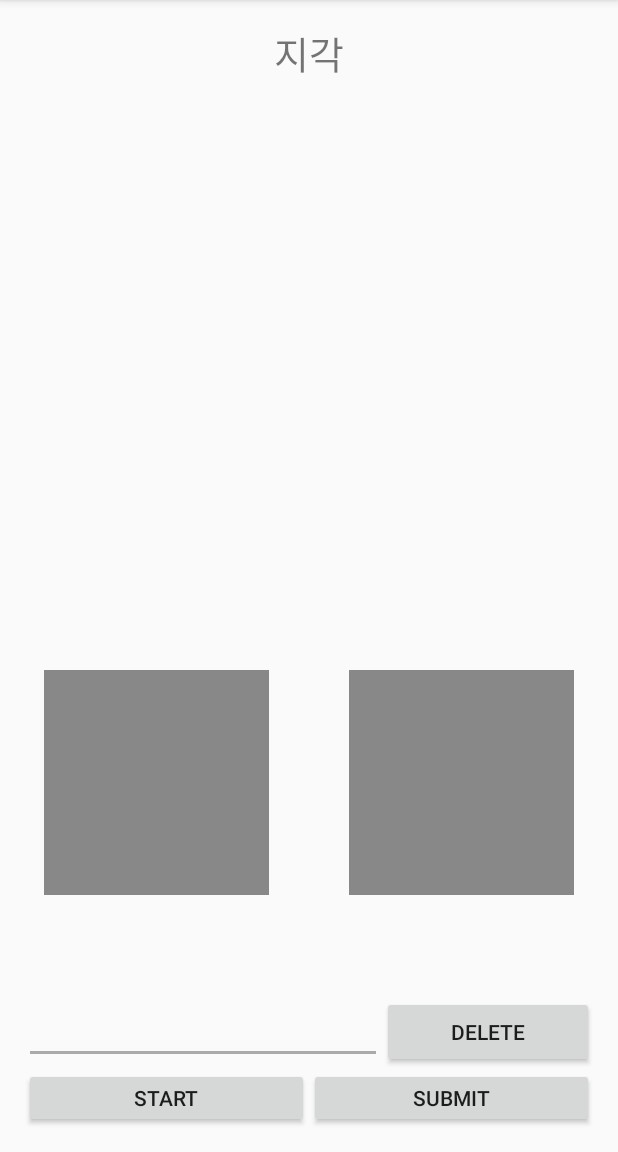
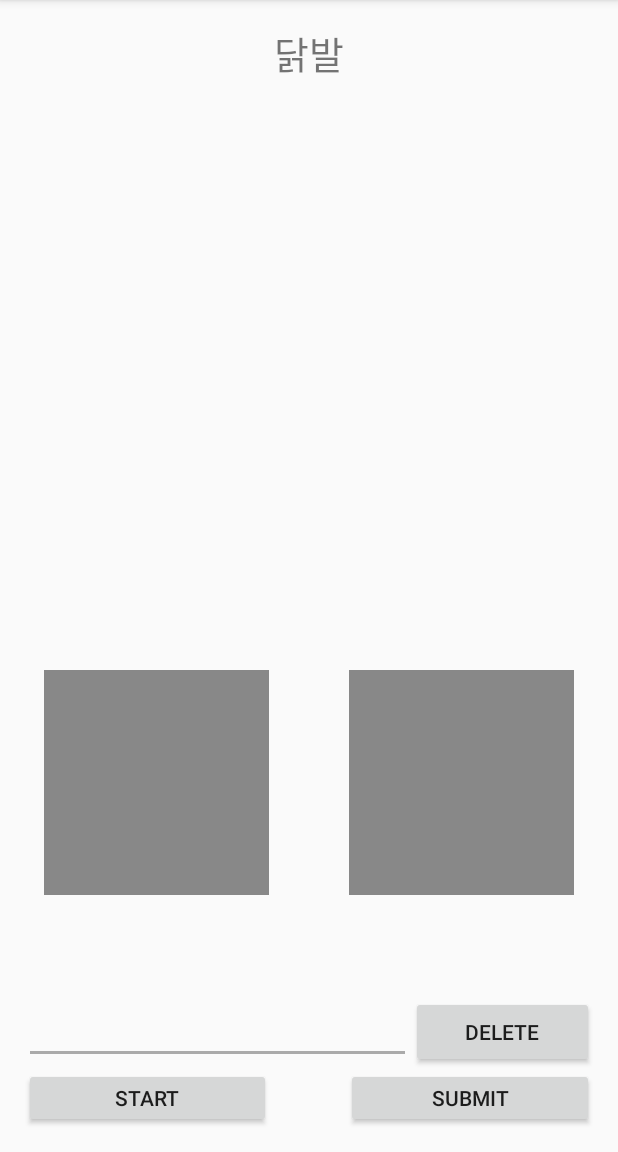
Before and after one commit to kreeos/CS496-week1, an Android app: the WriteActivity screen opened directly, with no data from a screen before it, after a tap on "START", on a phone screen of 412 x 824 dp, the part 84-1236 px from its top. Run offline under Robolectric (Android 15) with nearby library versions, the phone set to English and light mode, and no system bars; libraries missing offline, so code that uses them is left out: org.tensorflow.contrib; Roboto replaces fonts that are not available here; 1 statement that could not run was skipped.

Commit message:
merged well

```diff
--- a/app/build.gradle
+++ b/app/build.gradle
@@ -8,7 +8,7 @@ android {
     compileSdkVersion 28
     defaultConfig {
         applicationId "com.example.q.cs496_week3"
-        minSdkVersion 15
+        minSdkVersion 21
         targetSdkVersion 28
         versionCode 1
         versionName "1.0"
--- a/app/src/main/java/com/example/q/cs496_week3/WriteActivity.kt
+++ b/app/src/main/java/com/example/q/cs496_week3/WriteActivity.kt
@@ -2,9 +2,11 @@ package com.example.q.cs496_week3
 
 import android.support.v7.app.AppCompatActivity
 import android.os.Bundle
+import android.speech.tts.TextToSpeech
 import android.util.Log
 import android.view.View
 import android.widget.*
+import org.w3c.dom.Text
 import java.util.Random
 
 class WriteActivity : AppCompatActivity(), View.OnClickListener {
@@ -20,16 +22,20 @@ class WriteActivity : AppCompatActivity(), View.OnClickListener {
     private var solutionTextArray: Array<String>? = null
     private var currentTopLabels1: Array<String>? = null
     private var currentTopLabels2: Array<String>? = null
+    private var tts: TextToSpeech? = null
+
 
     override fun onCreate(savedInstanceState: Bundle?) {
         super.onCreate(savedInstanceState)
         setContentView(R.layout.activity_write)
 
+        tts = TextToSpeech(this, TextToSpeech.OnInitListener{})
+
         paintView1 = findViewById(R.id.paintView1) as PaintView
         paintView2 = findViewById(R.id.paintView2) as PaintView
         solutionTextView = findViewById(R.id.solutionTextView) as TextView
 
-        solutionTextArray = arrayOf("가나", "바다", "소주", "맥주", "닭발", "지각", "커피", "희망")
+        solutionTextArray = arrayOf("가나", "소주", "맥주", "닭발", "지각", "희망", "")
 
         val submitBtn = findViewById(R.id.submitBtn) as Button
         submitBtn.setOnClickListener(this)
@@ -54,6 +60,7 @@ class WriteActivity : AppCompatActivity(), View.OnClickListener {
                 var index = random.nextInt(length)
                 solutionText = solutionTextArray!![index]
                 solutionTextView!!.text = solutionText
+                speakOut()
             }
             R.id.submitBtn -> {
                 classify()
@@ -101,6 +108,10 @@ class WriteActivity : AppCompatActivity(), View.OnClickListener {
 
     }
 
+    private fun speakOut() {
+        tts!!.speak(solutionText, TextToSpeech.QUEUE_FLUSH, null,"")
+    }
+
 
 
     override fun onResume() {
--- a/app/src/main/res/layout/activity_write.xml
+++ b/app/src/main/res/layout/activity_write.xml
@@ -73,7 +73,7 @@
             android:id="@+id/backBtn"
             android:layout_width="0dp"
             android:layout_height="wrap_content"
-            android:layout_weight=".5"
+            android:layout_weight=".4"
             android:text="delete" />
 
     </LinearLayout>
@@ -83,16 +83,19 @@
     android:layout_height="wrap_content">
     <Button
         android:id="@+id/startBtn"
-        android:layout_width="139dp"
+        android:layout_width="100dp"
         android:layout_height="40dp"
         android:layout_weight="1"
         android:tag="1"
         android:layout_gravity="left"
         android:text="Start"/>
+    <View
+        android:layout_width="50dp"
+        android:layout_height="10dp" />
 
     <Button
         android:id="@+id/submitBtn"
-        android:layout_width="139dp"
+        android:layout_width="100dp"
         android:layout_height="40dp"
         android:layout_weight="1"
         android:tag="2"
```
